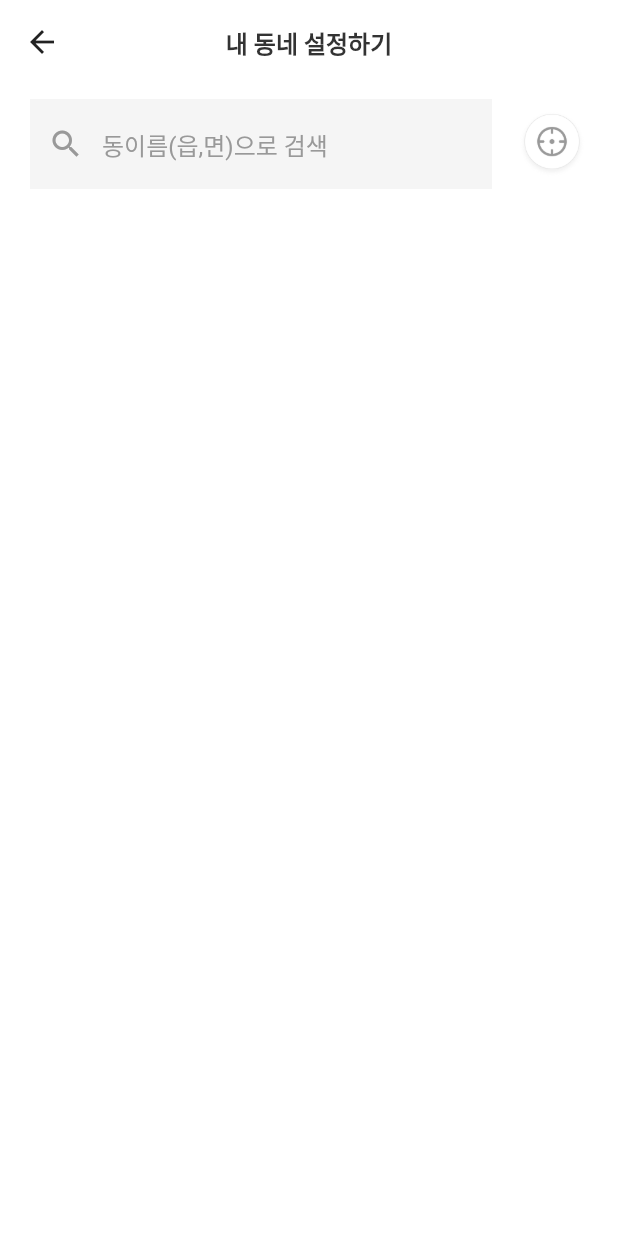
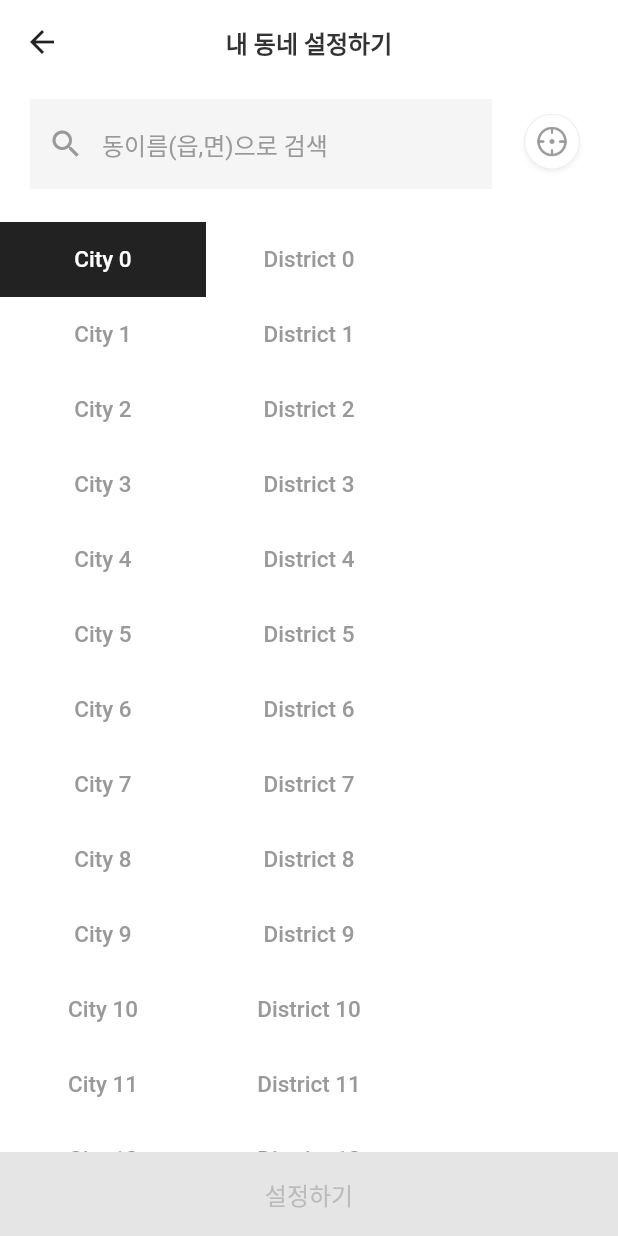
Before and after one commit to ballet-for-all/ballet_for_all_flutter, a Flutter app: the LocationPage screen opened by its route, on a phone screen of 412 x 824 dp. Run offline on Flutter 3.47's test engine with Material 2 defaults, Android fonts, the phone set to English and light mode, and no system bars; our stand-ins replace auto_route, equatable, firebase_core, flutter_bloc, flutter_svg; accounts and stored records are empty; generated files the repository leaves out were written again.

Commit message:
(EDFJ-82) 동네 설정 리스트 & 버튼 추가

```diff
--- a/lib/page/agree_terms/view/agree_terms_view.dart
+++ b/lib/page/agree_terms/view/agree_terms_view.dart
@@ -1,5 +1,6 @@
 import 'package:flutter/material.dart';
 
+import '../../../shared/widget/safe_bottom_button.dart';
 import 'term_item.dart';
 
 class AgreeTermsView extends StatelessWidget {
@@ -11,9 +12,7 @@ class AgreeTermsView extends StatelessWidget {
   final VoidCallback onSignUpClicked;
 
   @override
-  Widget build(BuildContext context) {
-    final safePaddingBottom = MediaQuery.of(context).padding.bottom;
-    return Scaffold(
+  Widget build(BuildContext context) => Scaffold(
         appBar: AppBar(
           leading: IconButton(
             icon: const Icon(Icons.arrow_back),
@@ -109,20 +108,8 @@ class AgreeTermsView extends StatelessWidget {
               ),
             ),
             const SizedBox(height: 48),
-          SizedBox(
-            width: double.infinity,
-            height: 56 + safePaddingBottom,
-            child: ElevatedButton(
-              style: ElevatedButton.styleFrom(
-                backgroundColor: const Color(0xFF222222),
-                shape: const RoundedRectangleBorder(
-                  side: BorderSide.none,
-                  borderRadius: BorderRadius.zero,
-                ),
-                elevation: 0,
-                padding: EdgeInsets.only(bottom: safePaddingBottom),
-              ),
-              onPressed: onSignUpClicked,
+            SafeBottomButton(
+              onTap: onSignUpClicked,
               child: const Text(
                 '가입하기',
                 style: TextStyle(
@@ -132,11 +119,9 @@ class AgreeTermsView extends StatelessWidget {
                 ),
               ),
             ),
-          ),
           ],
         ),
       );
-  }
 
   TextStyle get _termTextStyle => const TextStyle(
         color: Color(0xFF666666),
--- a/lib/page/location/cubit/location_cubit.dart
+++ b/lib/page/location/cubit/location_cubit.dart
@@ -2,35 +2,43 @@ import 'package:flutter_bloc/flutter_bloc.dart';
 
 import 'location_state.dart';
 
+// TODO(ghrud92): 실제 데이터 사용
+final _tempCities = List.generate(20, (index) => 'City $index');
+final _tempDistrict = List.generate(20, (index) => 'District $index');
+final _tempBlocks = List.generate(20, (index) => 'Block $index');
+
 class LocationCubit extends Cubit<LocationState> {
-  // TODO(kimhokyung): 실제 데이터를 다루는 Repository 추가
   LocationCubit() : super(const LocationState());
 
   Future<void> initialize() async {
     await loadCities();
     await selectCity(0);
-    await selectDistrict(0);
   }
 
   Future<void> loadCities() async {
-    emit(state.copyWith(cities: ['City 1', 'City 2', 'City 3']));
+    emit(state.copyWith(cities: _tempCities));
   }
 
   Future<void> selectCity(int i) async {
     emit(state.copyWith(
       selectedCity: i,
-      districts: ['District 1', 'District 2', 'District 3'],
+      selectedDistrict: -1,
+      selectedBlock: -1,
+      districts: _tempDistrict,
     ));
   }
 
   Future<void> selectDistrict(int i) async {
     emit(state.copyWith(
       selectedDistrict: i,
-      blocks: ['Block 1', 'Block 2', 'Block 3'],
+      selectedBlock: -1,
+      blocks: _tempBlocks,
     ));
   }
 
   Future<void> selectBlock(int i) async {
-    emit(state.copyWith(selectedBlock: i));
+    emit(state.copyWith(
+      selectedBlock: i,
+    ));
   }
 }
--- a/lib/page/location/cubit/location_state.dart
+++ b/lib/page/location/cubit/location_state.dart
@@ -5,17 +5,17 @@ class LocationState extends Equatable {
     this.cities = const [],
     this.districts = const [],
     this.blocks = const [],
-    this.selectedCity,
-    this.selectedDistrict,
-    this.selectedBlock,
+    this.selectedCity = -1,
+    this.selectedDistrict = -1,
+    this.selectedBlock = -1,
   });
 
   final List<String> cities;
   final List<String> districts;
   final List<String> blocks;
-  final int? selectedCity;
-  final int? selectedDistrict;
-  final int? selectedBlock;
+  final int selectedCity;
+  final int selectedDistrict;
+  final int selectedBlock;
 
   LocationState copyWith({
     List<String>? cities,
@@ -29,13 +29,13 @@ class LocationState extends Equatable {
         cities: cities ?? this.cities,
         districts: districts ?? this.districts,
         blocks: blocks ?? this.blocks,
-        selectedCity: selectedCity,
-        selectedDistrict: selectedDistrict,
-        selectedBlock: selectedBlock,
+        selectedCity: selectedCity ?? this.selectedCity,
+        selectedDistrict: selectedDistrict ?? this.selectedDistrict,
+        selectedBlock: selectedBlock ?? this.selectedBlock,
       );
 
   @override
-  List<Object?> get props => [
+  List<Object> get props => [
         cities,
         districts,
         blocks,
--- /dev/null
+++ b/lib/page/location/view/location_list_item.dart
@@ -0,0 +1,36 @@
+import 'package:flutter/material.dart';
+
+class LocationListItem extends StatelessWidget {
+  const LocationListItem({
+    required this.text,
+    required this.selected,
+    required this.onTap,
+    Key? key,
+  }) : super(key: key);
+
+  final String text;
+  final bool selected;
+  final VoidCallback onTap;
+
+  @override
+  Widget build(BuildContext context) => InkWell(
+        onTap: onTap,
+        child: Container(
+          width: double.infinity,
+          height: 50,
+          decoration: BoxDecoration(
+            color: selected ? const Color(0xFF222222) : Colors.white,
+          ),
+          child: Center(
+            child: Text(
+              text,
+              style: TextStyle(
+                color: selected ? Colors.white : const Color(0xFF999999),
+                fontSize: 15,
+                fontWeight: FontWeight.w500,
+              ),
+            ),
+          ),
+        ),
+      );
+}
--- a/lib/page/location/view/location_page.dart
+++ b/lib/page/location/view/location_page.dart
@@ -23,6 +23,7 @@ class LocationPage extends StatelessWidget {
             selectedCity: state.selectedCity,
             selectedDistrict: state.selectedDistrict,
             selectedBlock: state.selectedBlock,
+            initializeData: cubit.initialize,
             onCitySelected: cubit.selectCity,
             onDistrictSelected: cubit.selectDistrict,
             onBlockSelected: cubit.selectBlock,
--- a/lib/page/location/view/location_view.dart
+++ b/lib/page/location/view/location_view.dart
@@ -1,6 +1,9 @@
 import 'package:flutter/material.dart';
 
-class LocationView extends StatelessWidget {
+import '../../../shared/widget/safe_bottom_button.dart';
+import 'location_list_item.dart';
+
+class LocationView extends StatefulWidget {
   const LocationView({
     required this.cities,
     required this.districts,
@@ -8,6 +11,7 @@ class LocationView extends StatelessWidget {
     required this.selectedCity,
     required this.selectedDistrict,
     required this.selectedBlock,
+    required this.initializeData,
     required this.onCitySelected,
     required this.onDistrictSelected,
     required this.onBlockSelected,
@@ -17,12 +21,26 @@ class LocationView extends StatelessWidget {
   final List<String> cities;
   final List<String> districts;
   final List<String> blocks;
-  final int? selectedCity;
-  final int? selectedDistrict;
-  final int? selectedBlock;
+  final int selectedCity;
+  final int selectedDistrict;
+  final int selectedBlock;
+  final VoidCallback initializeData;
   final Function(int) onCitySelected;
   final Function(int) onDistrictSelected;
   final Function(int) onBlockSelected;
+
+  @override
+  State<LocationView> createState() => _LocationViewState();
+}
+
+class _LocationViewState extends State<LocationView> {
+  @override
+  void initState() {
+    super.initState();
+    WidgetsBinding.instance.addPostFrameCallback((_) {
+      widget.initializeData();
+    });
+  }
 
   @override
   Widget build(BuildContext context) => Scaffold(
@@ -50,7 +68,7 @@ class LocationView extends StatelessWidget {
                   Expanded(
                     child: TextField(
                       onChanged: (text) {
-                        // TODO(kimhokyung): 동네 검색
+                        // TODO(ghrud92): 동네 검색
                       },
                       style: const TextStyle(
                         color: Color(0xFF222222),
@@ -80,7 +98,7 @@ class LocationView extends StatelessWidget {
                   IconButton(
                     padding: EdgeInsets.zero,
                     onPressed: () {
-                      // TODO(kimhokyung): 위치 권한 요청 & 현재 위치로 동네 변경
+                      // TODO(ghrud92): 위치 권한 요청 & 현재 위치로 동네 변경
                     },
                     icon: Image.asset(
                       'assets/icons/location.png',
@@ -91,7 +109,65 @@ class LocationView extends StatelessWidget {
                 ],
               ),
             ),
-            // TODO(kimhokyung): 동네 리스트 UI
+            Expanded(
+              child: Row(
+                children: [
+                  Expanded(
+                    child: ListView.builder(
+                      itemBuilder: (context, i) {
+                        final city = widget.cities[i];
+                        return LocationListItem(
+                          text: city,
+                          selected: widget.selectedCity == i,
+                          onTap: () => widget.onCitySelected(i),
+                        );
+                      },
+                      itemCount: widget.cities.length,
+                    ),
+                  ),
+                  Expanded(
+                    child: ListView.builder(
+                      itemBuilder: (context, i) {
+                        final district = widget.districts[i];
+                        return LocationListItem(
+                          text: district,
+                          selected: widget.selectedDistrict == i,
+                          onTap: () => widget.onDistrictSelected(i),
+                        );
+                      },
+                      itemCount: widget.districts.length,
+                    ),
+                  ),
+                  Expanded(
+                    child: ListView.builder(
+                      itemBuilder: (context, i) {
+                        final block = widget.blocks[i];
+                        return LocationListItem(
+                          text: block,
+                          selected: widget.selectedBlock == i,
+                          onTap: () => widget.onBlockSelected(i),
+                        );
+                      },
+                      itemCount: widget.blocks.length,
+                    ),
+                  ),
+                ],
+              ),
+            ),
+            SafeBottomButton(
+              onTap: widget.selectedBlock != -1
+                  ? () {
+                      // TODO(ghrud92): 동네 설정 완료
+                    }
+                  : null,
+              child: const Text(
+                '설정하기',
+                style: TextStyle(
+                  fontSize: 16,
+                  fontWeight: FontWeight.w500,
+                ),
+              ),
+            ),
           ],
         ),
       );
--- /dev/null
+++ b/lib/shared/widget/safe_bottom_button.dart
@@ -0,0 +1,43 @@
+import 'package:flutter/material.dart';
+
+class SafeBottomButton extends StatelessWidget {
+  const SafeBottomButton({
+    required this.onTap,
+    required this.child,
+    this.height = 56,
+    this.foregroundColor = Colors.white,
+    this.backgroundColor = const Color(0xFF222222),
+    Key? key,
+  }) : super(key: key);
+
+  final VoidCallback? onTap;
+  final Widget child;
+  final int height;
+  final Color foregroundColor;
+  final Color backgroundColor;
+
+  @override
+  Widget build(BuildContext context) {
+    final safePaddingBottom = MediaQuery.of(context).padding.bottom;
+    return SizedBox(
+      width: double.infinity,
+      height: height + safePaddingBottom,
+      child: ElevatedButton(
+        style: ElevatedButton.styleFrom(
+          foregroundColor: foregroundColor,
+          backgroundColor: backgroundColor,
+          shape: const RoundedRectangleBorder(
+            side: BorderSide.none,
+            borderRadius: BorderRadius.zero,
+          ),
+          elevation: 0,
+          padding: EdgeInsets.only(bottom: safePaddingBottom),
+          disabledForegroundColor: const Color(0xFFBBBBBB),
+          disabledBackgroundColor: const Color(0xFFE5E5E5),
+        ),
+        onPressed: onTap,
+        child: child,
+      ),
+    );
+  }
+}
```
Also changed, not shown: lib/page/agree_terms/view/term_item.dart (+7 -5 lines). Lines whose indentation alone changed are shown as unchanged.
